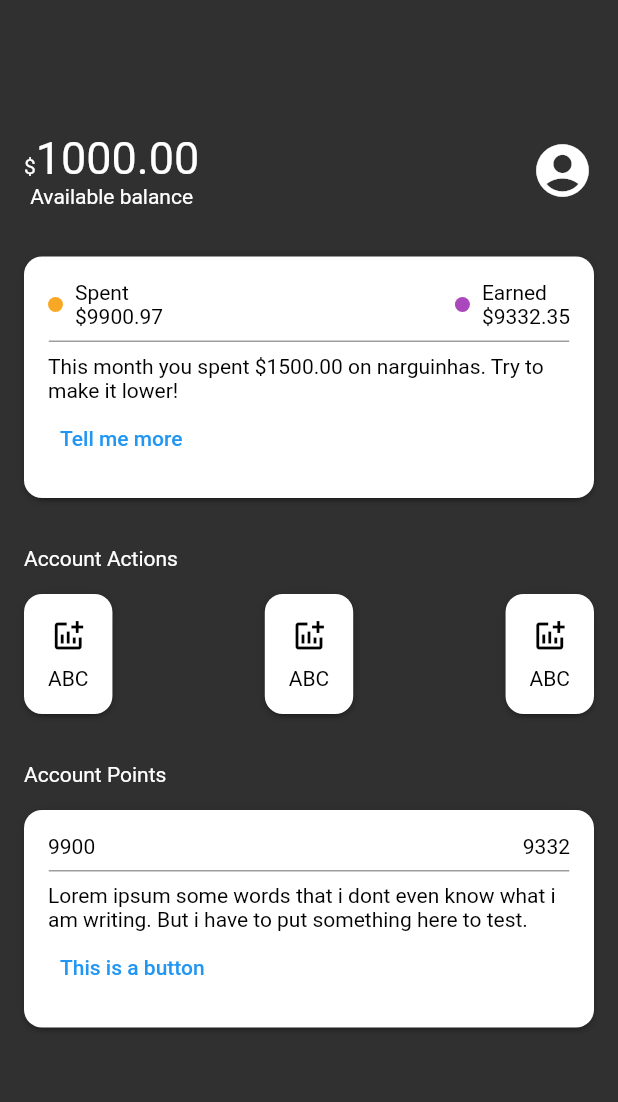
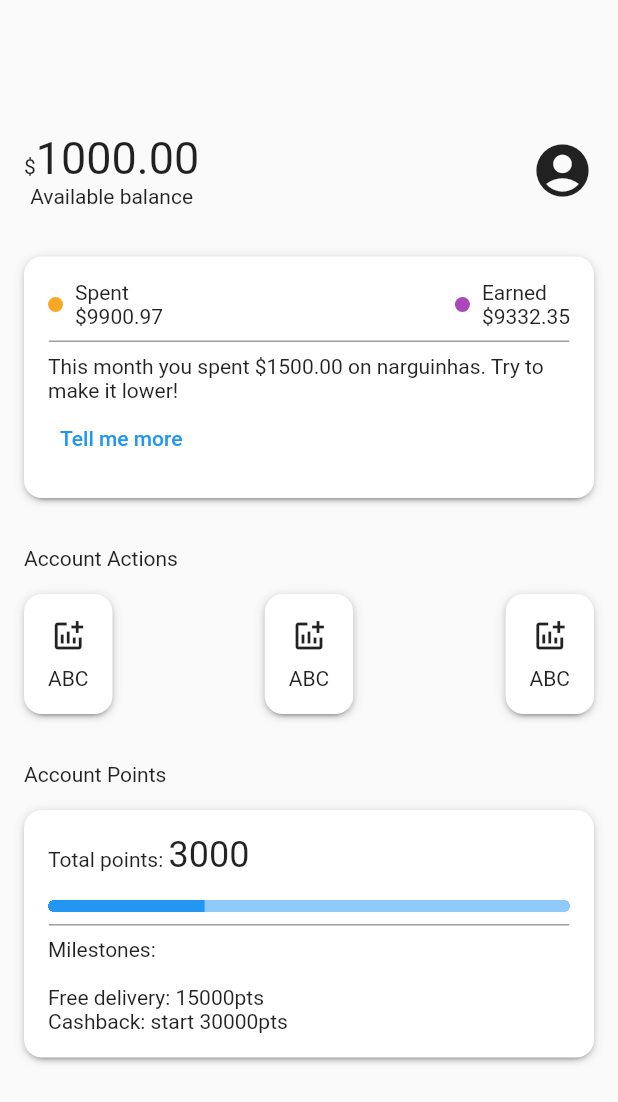
Before and after one commit to ikyrie/alubank, a Flutter app: the screen it shows after launch, on a phone screen of 412 x 824 dp. Shown: the top 1102 px of the screen. Run offline on Flutter 3.47's test engine with Material 2 defaults, Android fonts, the phone set to English and light mode, and no system bars.

Commit message:
Finishing app structure; Rolling back to light theme; New theme base structure

```diff
--- a/lib/components/activity.dart
+++ b/lib/components/activity.dart
@@ -15,9 +15,6 @@ class Activity extends StatelessWidget {
         ),
         Text(
           cardTitle,
-          style: TextStyle(
-            color: Theme.of(context).colorScheme.onSecondaryContainer,
-          ),
         ),
       ],
     );
--- a/lib/components/current_points.dart
+++ b/lib/components/current_points.dart
@@ -1,24 +1,47 @@
 import 'package:flutter/material.dart';
 
-class AccountPoints extends StatelessWidget {
+class AccountPoints extends StatefulWidget {
   const AccountPoints({Key? key}) : super(key: key);
 
   @override
+  State<AccountPoints> createState() => _AccountPointsState();
+}
+
+class _AccountPointsState extends State<AccountPoints> {
+  @override
   Widget build(BuildContext context) {
     return Column(
+      crossAxisAlignment: CrossAxisAlignment.start,
       children: <Widget>[
-        Row(
-          mainAxisAlignment: MainAxisAlignment.spaceBetween,
+        Column(
+          crossAxisAlignment: CrossAxisAlignment.start,
           children: <Widget>[
-            Text(
-              '9900',
-              style: TextStyle(
-                  color: Theme.of(context).colorScheme.onSecondaryContainer),
+            Padding(
+              padding: const EdgeInsets.only(bottom: 16.0),
+              child: Text.rich(
+                TextSpan(
+                  text: 'Total points: ',
+                  children: <TextSpan>[
+                    TextSpan(text: '3000', style: TextStyle(fontSize: 24),),
+                  ],
+                ),
+              ),
             ),
-            Text('9332',
-            style: TextStyle(
-                  color: Theme.of(context).colorScheme.onSecondaryContainer),
-            ),
+            Row(
+              children: [
+                Expanded(
+                  child: Container(
+                    clipBehavior: Clip.hardEdge,
+                    child: LinearProgressIndicator(
+                      value: 0.3,
+                      semanticsLabel: 'Current points',
+                      minHeight: 8,
+                    ),
+                    decoration: BoxDecoration(borderRadius: BorderRadius.circular(5)),
+                  ),
+                ),
+              ],
+            )
           ],
         ),
         Padding(
@@ -31,12 +54,12 @@ class AccountPoints extends StatelessWidget {
         Column(
           crossAxisAlignment: CrossAxisAlignment.start,
           children: <Widget>[
-            Text(
-              'Lorem ipsum some words that i dont even know what i am writing. But i have to put something here to test.',
-              style: TextStyle(
-                  color: Theme.of(context).colorScheme.onSecondaryContainer),
+            Padding(
+              padding: const EdgeInsets.only(bottom: 16.0),
+              child: Text('Milestones:',),
             ),
-            TextButton(onPressed: () => {}, child: Text('This is a button')),
+            Text('Free delivery: 15000pts'),
+            Text('Cashback: start 30000pts'),
           ],
         ),
       ],
--- a/lib/components/sections/actions.dart
+++ b/lib/components/sections/actions.dart
@@ -25,9 +25,6 @@ class ActionsSection extends StatelessWidget {
                           Activity(
                           mainIcon: Icon(
                             Icons.addchart,
-                            color: Theme.of(context)
-                                .colorScheme
-                                .onSecondaryContainer,
                           ),
                           cardTitle: 'ABC'),
                     ),
@@ -36,9 +33,6 @@ class ActionsSection extends StatelessWidget {
                           Activity(
                           mainIcon: Icon(
                             Icons.addchart,
-                            color: Theme.of(context)
-                                .colorScheme
-                                .onSecondaryContainer,
                           ),
                           cardTitle: 'ABC'),
                     ),
@@ -47,9 +41,6 @@ class ActionsSection extends StatelessWidget {
                           Activity(
                           mainIcon: Icon(
                             Icons.addchart,
-                            color: Theme.of(context)
-                                .colorScheme
-                                .onSecondaryContainer,
                           ),
                           cardTitle: 'ABC'),
                     ),
--- a/lib/components/status.dart
+++ b/lib/components/status.dart
@@ -21,13 +21,9 @@ class AccountStatus extends StatelessWidget {
                   children: [
                     Text(
                       'Spent',
-                      style: TextStyle(
-                          color: Theme.of(context).colorScheme.onSecondaryContainer),
                     ),
                     Text(
                       '\$9900.97',
-                      style: TextStyle(
-                          color: Theme.of(context).colorScheme.onSecondaryContainer),
                     ),
                   ],
                 ),
@@ -44,13 +40,9 @@ class AccountStatus extends StatelessWidget {
                   children: [
                     Text(
                       'Earned',
-                      style: TextStyle(
-                          color: Theme.of(context).colorScheme.onSecondaryContainer),
                     ),
                     Text(
                       '\$9332.35',
-                      style: TextStyle(
-                          color: Theme.of(context).colorScheme.onSecondaryContainer),
                     ),
                   ],
                 ),
@@ -70,8 +62,6 @@ class AccountStatus extends StatelessWidget {
           children: <Widget>[
             Text(
               'This month you spent \$1500.00 on narguinhas. Try to make it lower!',
-              style: TextStyle(
-                  color: Theme.of(context).colorScheme.onSecondaryContainer),
             ),
             TextButton(onPressed: () => {}, child: Text('Tell me more')),
           ],
--- a/lib/main.dart
+++ b/lib/main.dart
@@ -13,7 +13,7 @@ class MyApp extends StatelessWidget {
   Widget build(BuildContext context) {
     return MaterialApp(
       title: 'Flutter Demo',
-      theme: ThemeData.dark(),
+      theme: ThemeData.light(),
       home: const Home(),
     );
   }
--- a/lib/screens/home.dart
+++ b/lib/screens/home.dart
@@ -1,6 +1,6 @@
 import 'package:estilizacao_componentes/components/sections/actions.dart';
 import 'package:estilizacao_componentes/components/sections/header.dart';
-import 'package:estilizacao_componentes/components/sections/ponts_exchange.dart';
+import 'package:estilizacao_componentes/components/sections/points_exchange.dart';
 import 'package:estilizacao_componentes/components/sections/recent_activities.dart';
 import 'package:flutter/material.dart';
 
--- /dev/null
+++ b/lib/themes/purple_theme.dart
@@ -0,0 +1,5 @@
+import 'package:flutter/material.dart';
+
+ThemeData purpleTheme = ThemeData(
+
+);
```
Also changed, not shown: lib/components/sections/points_exchange.dart (renamed from lib/components/sections/ponts_exchange.dart).
